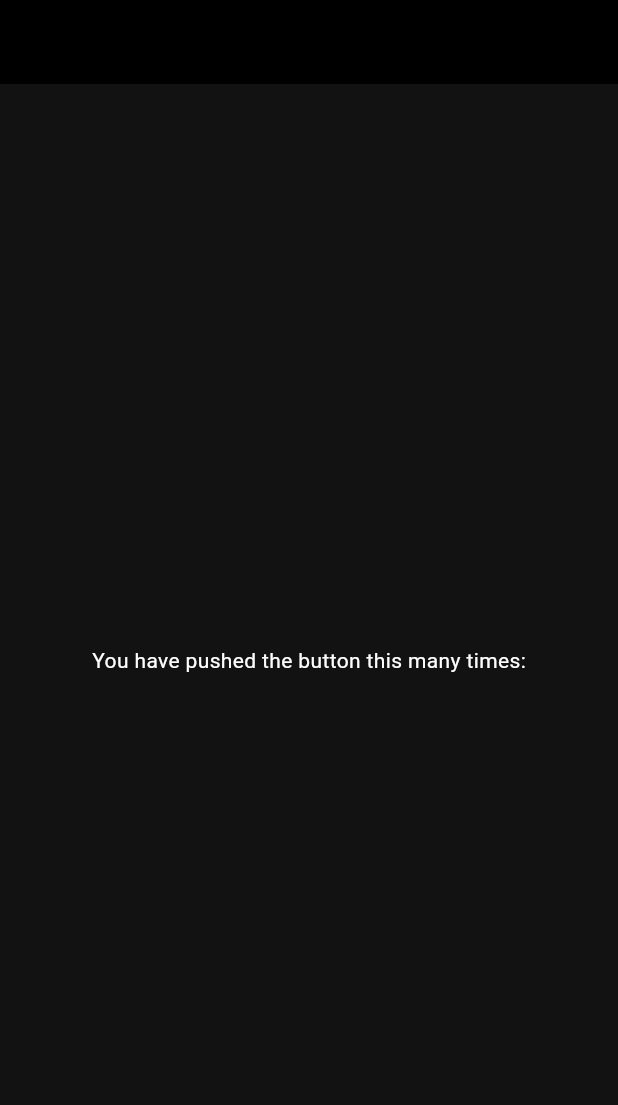
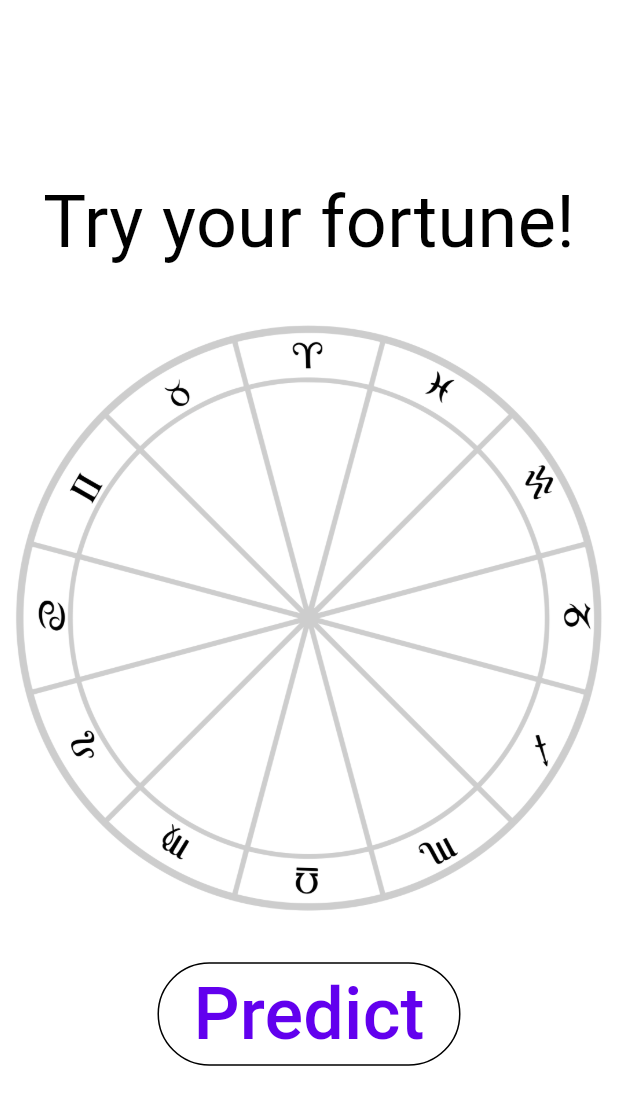
Before and after one commit to Artem-Neludimi/todays_predictions, a Flutter app: the screen it shows after launch, on a phone screen of 412 x 824 dp. Shown: the top 1105 px of the screen. Run offline on Flutter 3.47's test engine with Material 3 defaults, Android fonts, the phone set to English and light mode, and no system bars; Roboto replaces fonts that are missing (YuseiMagic).

Commit message:
fonts images predict layout

```diff
--- a/lib/main.dart
+++ b/lib/main.dart
@@ -19,7 +19,7 @@ class MyApp extends StatelessWidget {
       title: 'Flutter Demo',
       debugShowCheckedModeBanner: false,
       theme: ThemeData(
-        colorScheme: const ColorScheme.dark(),
+        colorScheme: const ColorScheme.light(),
         useMaterial3: true,
       ),
       home: const TodaysPredictions(),
--- a/lib/todays_predictions.dart
+++ b/lib/todays_predictions.dart
@@ -11,17 +11,34 @@ class _TodaysPredictionsState extends State<TodaysPredictions> {
   @override
   Widget build(BuildContext context) {
     return Scaffold(
-      appBar: AppBar(
-        backgroundColor: Theme.of(context).colorScheme.inversePrimary,
-      ),
-      body: const Center(
-        child: Column(
-          mainAxisAlignment: MainAxisAlignment.center,
-          children: <Widget>[
-            Text(
-              'You have pushed the button this many times:',
-            ),
-          ],
+      body: Center(
+        child: Padding(
+          padding: const EdgeInsets.all(8.0),
+          child: Column(
+            mainAxisAlignment: MainAxisAlignment.center,
+            children: [
+              const FittedBox(
+                child: Text(
+                  'Try your fortune!',
+                  style: TextStyle(
+                    fontSize: 48,
+                    fontFamily: 'YuseiMagic',
+                  ),
+                ),
+              ),
+              const SizedBox(height: 32),
+              Image.asset('assets/images/circle.png'),
+              const SizedBox(height: 32),
+              OutlinedButton(
+                onPressed: () {},
+                child: const Text('Predict',
+                    style: TextStyle(
+                      fontSize: 48,
+                      fontFamily: 'YuseiMagic',
+                    )),
+              ),
+            ],
+          ),
         ),
       ),
     );
```
Also changed, not shown: pubspec.yaml (+6 -7 lines), assets/images/circle.png (added), 1 other file.
